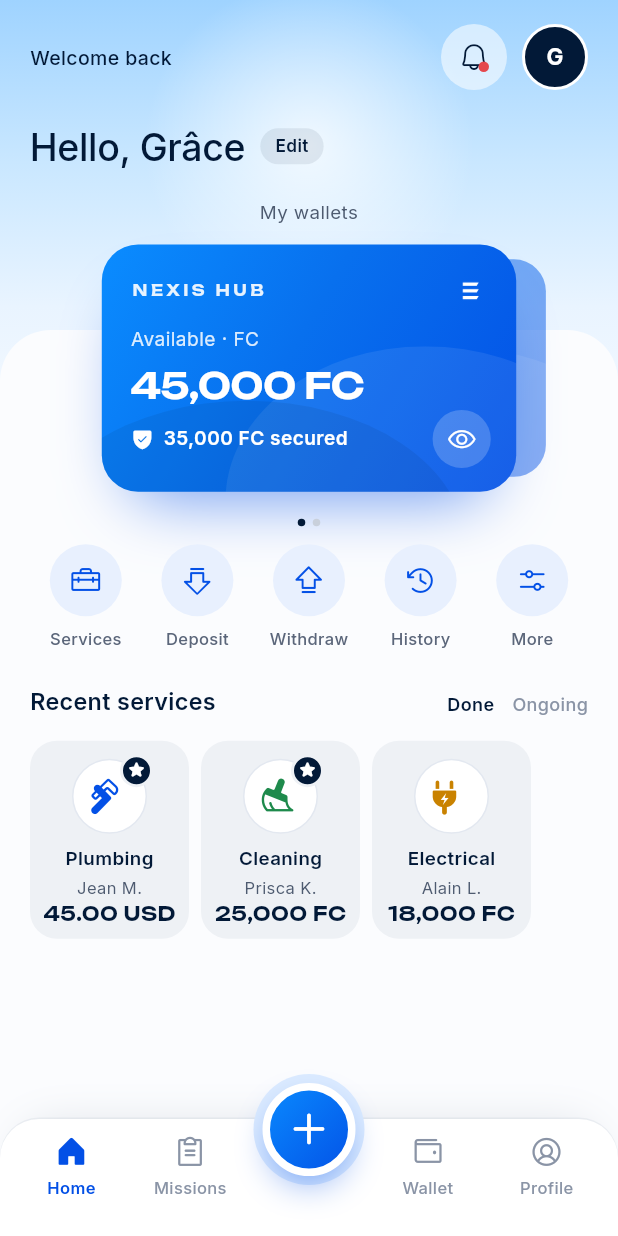
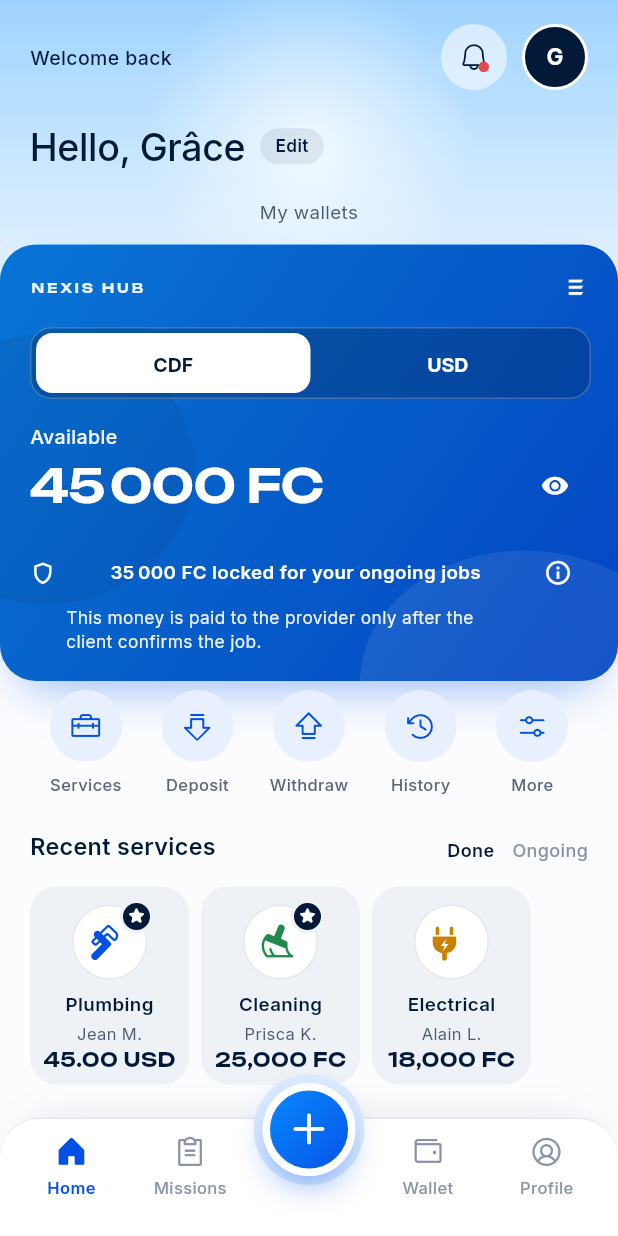
Before and after one commit to lokakaoben20-max/Nexis-Hub, a Flutter app: the Shell screen opened directly, on a phone screen of 412 x 824 dp. Run offline on Flutter 3.47's test engine with Material 3 defaults, Android fonts, the phone set to English and light mode, and no system bars.

Commit message:
Refonte de la carte portefeuille
* Refonte de la carte portefeuille

* Afficher l’explication des montants bloqués

```diff
--- a/app_mobile/lib/l10n/app_en.arb
+++ b/app_mobile/lib/l10n/app_en.arb
@@ -19,6 +19,16 @@
   "securedAmount": "{amount} secured",
   "hideAmounts": "Hide amounts",
   "showAmounts": "Show amounts",
+  "walletLocked": "{amount} locked for your ongoing jobs",
+  "@walletLocked": {
+    "placeholders": {
+      "amount": {
+        "type": "String"
+      }
+    }
+  },
+  "walletExplanation": "This money is paid to the provider only after the client confirms the job.",
+  "walletInfoLabel": "Why is this amount locked?",
   "actionServices": "Services",
   "actionDeposit": "Deposit",
   "actionWithdraw": "Withdraw",
--- a/app_mobile/lib/l10n/app_localizations.dart
+++ b/app_mobile/lib/l10n/app_localizations.dart
@@ -201,6 +201,15 @@ abstract class AppLocalizations {
   /// In fr, this message translates to:
   /// **'{amount} sécurisés'**
   String securedAmount(String amount);
+
+  /// Amount held until a client's confirmation.
+  String walletLocked(String amount);
+
+  /// Explains when the held funds are paid out.
+  String get walletExplanation;
+
+  /// Accessible label for the held-funds explanation.
+  String get walletInfoLabel;
 
   /// No description provided for @hideAmounts.
   ///
--- a/app_mobile/lib/l10n/app_localizations_en.dart
+++ b/app_mobile/lib/l10n/app_localizations_en.dart
@@ -65,6 +65,18 @@ class AppLocalizationsEn extends AppLocalizations {
   String securedAmount(String amount) {
     return '$amount secured';
   }
+
+  @override
+  String walletLocked(String amount) {
+    return '$amount locked for your ongoing jobs';
+  }
+
+  @override
+  String get walletExplanation =>
+      'This money is paid to the provider only after the client confirms the job.';
+
+  @override
+  String get walletInfoLabel => 'Why is this amount locked?';
 
   @override
   String get hideAmounts => 'Hide amounts';
--- a/app_mobile/lib/ui/wallet_card.dart
+++ b/app_mobile/lib/ui/wallet_card.dart
@@ -1,6 +1,4 @@
 import 'package:flutter/material.dart';
-
-import 'icons.dart';
 
 import '../data/models.dart';
 import '../data/money.dart';
@@ -8,18 +6,12 @@ import '../l10n/app_localizations.dart';
 import 'common.dart';
 import 'theme.dart';
 
-/// Carte portefeuille A (maquette app-accueil-reference) : la carte FC
-/// devant, la carte USD qui dépasse derrière. Toucher la carte de derrière,
-/// un point ou glisser change de portefeuille ; l'œil masque les montants.
-///
-/// Les mesures sont celles de la maquette (carte 228 × 136 sur un écran
-/// de 340), mises à l'échelle de l'écran réel.
+/// Carte de solde unique. Le dernier choix de devise reste partagé entre
+/// les écrans pendant toute la session de l'application.
 class WalletCard extends StatefulWidget {
   const WalletCard({super.key, required this.wallet, this.alignStart = false});
 
   final Wallet wallet;
-
-  /// Carte calée à gauche (écran Portefeuille) au lieu de centrée (Accueil).
   final bool alignStart;
 
   @override
@@ -27,129 +19,40 @@ class WalletCard extends StatefulWidget {
 }
 
 class _WalletCardState extends State<WalletCard> {
-  static const _currencies = [Currency.cdf, Currency.usd];
-  int _front = 0;
+  static Currency _rememberedCurrency = Currency.cdf;
+  late Currency _currency = _rememberedCurrency;
   bool _hidden = false;
 
-  void _show(int index) {
-    if (index != _front) setState(() => _front = index);
+  void _show(Currency currency) {
+    if (_currency == currency) return;
+    setState(() {
+      _currency = currency;
+      _rememberedCurrency = currency;
+    });
   }
 
   @override
   Widget build(BuildContext context) {
     final reduce = MediaQuery.disableAnimationsOf(context);
-    final duration = Duration(milliseconds: reduce ? 0 : 350);
-    final scale = (MediaQuery.sizeOf(context).width / 340)
-        .clamp(.9, 1.35)
-        .toDouble();
-    return Column(
-      crossAxisAlignment: widget.alignStart
-          ? CrossAxisAlignment.start
-          : CrossAxisAlignment.center,
-      children: [
-        GestureDetector(
-          onHorizontalDragEnd: (details) {
-            final v = details.primaryVelocity ?? 0;
-            if (v < -100) _show(1);
-            if (v > 100) _show(0);
-          },
-          child: SizedBox(
-            width: 228 * scale + 30 * scale,
-            height: 136 * scale,
-            child: FittedBox(
-              alignment: Alignment.centerLeft,
-              child: SizedBox(
-                width: 258,
-                height: 136,
-                child: Stack(
-                  clipBehavior: Clip.none,
-                  children: [
-                    for (final index in [
-                      for (var i = 0; i < _currencies.length; i++)
-                        if (i != _front) i,
-                      _front,
-                    ])
-                      AnimatedPositioned(
-                        key: ValueKey(index),
-                        duration: duration,
-                        curve: Curves.ease,
-                        left: widget.alignStart ? 0 : 15,
-                        top: 0,
-                        width: 228,
-                        height: 136,
-                        child: AnimatedSlide(
-                          duration: duration,
-                          curve: Curves.ease,
-                          offset: Offset(index == _front ? 0 : 30 / 228, 0),
-                          child: AnimatedScale(
-                            duration: duration,
-                            curve: Curves.ease,
-                            scale: index == _front ? 1 : .88,
-                            child: AnimatedOpacity(
-                              duration: duration,
-                              opacity: index == _front ? 1 : .5,
-                              child: GestureDetector(
-                                onTap: () => _show(index),
-                                child: _card(
-                                  context,
-                                  _currencies[index],
-                                  front: index == _front,
-                                ),
-                              ),
-                            ),
-                          ),
-                        ),
-                      ),
-                  ],
-                ),
-              ),
-            ),
-          ),
-        ),
-        const SizedBox(height: 12),
-        Row(
-          mainAxisAlignment: MainAxisAlignment.center,
-          children: [
-            for (var i = 0; i < _currencies.length; i++)
-              GestureDetector(
-                onTap: () => _show(i),
-                behavior: HitTestBehavior.opaque,
-                child: Padding(
-                  padding: const EdgeInsets.symmetric(
-                    horizontal: 2.5,
-                    vertical: 6,
-                  ),
-                  child: AnimatedContainer(
-                    duration: duration,
-                    width: 5,
-                    height: 5,
-                    decoration: BoxDecoration(
-                      shape: BoxShape.circle,
-                      color: i == _front
-                          ? context.palette.ink
-                          : const Color(0xFFC9D0DB),
-                    ),
-                  ),
-                ),
-              ),
-          ],
-        ),
-      ],
-    );
-  }
-
-  Widget _card(BuildContext context, Currency currency, {required bool front}) {
+    final duration = Duration(milliseconds: reduce ? 0 : 260);
     final l = AppLocalizations.of(context);
     final lang = langOf(context);
-    final amount = widget.wallet.available[currency] ?? Money(0, currency);
-    final secured = widget.wallet.secured[currency];
-    final label = currency == Currency.cdf ? 'FC' : 'USD';
-    String shown(Money money) =>
-        _hidden ? '•••••• $label' : formatMoney(money, lang);
-    final white = Colors.white;
-    return DecoratedBox(
+    final amount = widget.wallet.available[_currency] ?? Money(0, _currency);
+    final secured = widget.wallet.secured[_currency] ?? Money(0, _currency);
+    final label = _currency == Currency.cdf ? 'FC' : 'USD';
+    final shownAmount = _hidden ? '•••••• $label' : _formatWalletMoney(amount, lang);
+    final shownSecured =
+        _hidden ? '•••••• $label' : _formatWalletMoney(secured, lang);
+
+    return Align(
+      alignment: widget.alignStart ? Alignment.centerLeft : Alignment.center,
+      child: ConstrainedBox(
+        constraints: const BoxConstraints(maxWidth: 440),
+        child: SizedBox(
+          width: double.infinity,
+          child: DecoratedBox(
             decoration: BoxDecoration(
-        borderRadius: BorderRadius.circular(20),
+              borderRadius: BorderRadius.circular(24),
               gradient: const LinearGradient(
                 begin: Alignment.topLeft,
                 end: Alignment.bottomRight,
@@ -160,39 +63,40 @@ class _WalletCardState extends State<WalletCard> {
                   NexisColors.gradientEnd,
                 ],
               ),
-        boxShadow: front
-            ? const [
+              boxShadow: const [
                 BoxShadow(
-                  color: Color(0x8C0350E6),
-                  offset: Offset(0, 18),
-                  blurRadius: 30,
-                  spreadRadius: -14,
+                  color: Color(0x660350E6),
+                  offset: Offset(0, 16),
+                  blurRadius: 28,
+                  spreadRadius: -12,
                 ),
-              ]
-            : null,
+              ],
             ),
             child: ClipRRect(
-        borderRadius: BorderRadius.circular(20),
+              borderRadius: BorderRadius.circular(24),
               child: Stack(
                 children: [
-            // Les deux grands ovales discrets de la maquette.
+                  Positioned.fill(
+                    child: ColoredBox(
+                      color: NexisColors.navy.withValues(alpha: .2),
+                    ),
+                  ),
                   Positioned(
-              right: -60,
-              bottom: -90,
+                    right: -48,
+                    bottom: -88,
                     width: 220,
-              height: 170,
+                    height: 175,
                     child: _oval(Colors.white.withValues(alpha: .08)),
                   ),
                   Positioned(
-              left: -40,
-              bottom: -110,
-              width: 240,
-              height: 160,
+                    left: -70,
+                    top: 60,
+                    width: 200,
+                    height: 180,
                     child: _oval(NexisColors.navy.withValues(alpha: .08)),
                   ),
-            if (front) ...[
                   Padding(
-                padding: const EdgeInsets.fromLTRB(16, 16, 16, 14),
+                    padding: const EdgeInsets.fromLTRB(20, 18, 18, 18),
                     child: Column(
                       crossAxisAlignment: CrossAxisAlignment.start,
                       children: [
@@ -201,80 +105,141 @@ class _WalletCardState extends State<WalletCard> {
                             Text(
                               'NEXIS HUB',
                               style: title(
-                            8.5,
-                            color: white.withValues(alpha: .9),
-                          ).copyWith(letterSpacing: 1.9),
+                                9,
+                                color: Colors.white.withValues(alpha: .92),
+                              ).copyWith(letterSpacing: 1.8),
                             ),
                             const Spacer(),
                             Image.asset(
                               'assets/images/monogramme-blanc.png',
-                          width: 18,
-                          height: 19,
+                              width: 20,
+                              height: 21,
                               excludeFromSemantics: true,
                             ),
                           ],
                         ),
-                    const SizedBox(height: 10),
+                        const SizedBox(height: 16),
+                        _currencySelector(l, duration),
+                        const SizedBox(height: 16),
                         Text(
-                      '${l.available} · $label',
-                      style: body(10.5, color: white.withValues(alpha: .85)),
+                          l.available,
+                          style: body(
+                            13,
+                            weight: FontWeight.w500,
+                            color: Colors.white.withValues(alpha: .94),
                           ),
-                    const SizedBox(height: 5),
-                    FittedBox(
+                        ),
+                        Row(
+                          children: [
+                            Expanded(
+                              child: AnimatedSwitcher(
+                                duration: duration,
+                                switchInCurve: Curves.easeOut,
+                                switchOutCurve: Curves.easeIn,
+                                transitionBuilder: (child, animation) =>
+                                    FadeTransition(
+                                  opacity: animation,
+                                  child: SlideTransition(
+                                    position: Tween<Offset>(
+                                      begin: const Offset(0, .08),
+                                      end: Offset.zero,
+                                    ).animate(animation),
+                                    child: child,
+                                  ),
+                                ),
+                                child: SizedBox(
+                                  key: ValueKey(_currency),
+                                  width: double.infinity,
+                                  child: FittedBox(
                                     fit: BoxFit.scaleDown,
                                     alignment: Alignment.centerLeft,
                                     child: Text(
-                        shown(amount),
-                        style: title(
-                          20,
-                          color: white,
-                        ).copyWith(letterSpacing: -.4),
+                                      shownAmount,
+                                      maxLines: 1,
+                                      style: title(31, color: Colors.white)
+                                          .copyWith(letterSpacing: -.5),
+                                    ),
+                                  ),
+                                ),
+                              ),
+                            ),
+                            Semantics(
+                              button: true,
+                              label: _hidden ? l.showAmounts : l.hideAmounts,
+                              child: IconButton(
+                                tooltip:
+                                    _hidden ? l.showAmounts : l.hideAmounts,
+                                onPressed: () =>
+                                    setState(() => _hidden = !_hidden),
+                                constraints: const BoxConstraints.tightFor(
+                                  width: 44,
+                                  height: 44,
+                                ),
+                                padding: EdgeInsets.zero,
+                                visualDensity: VisualDensity.standard,
+                                icon: Icon(
+                                  _hidden
+                                      ? Icons.visibility_off
+                                      : Icons.visibility,
+                                  size: 19,
+                                  color: Colors.white,
+                                ),
                               ),
                             ),
                           ],
                         ),
+                        const SizedBox(height: 12),
+                        Row(
+                          crossAxisAlignment: CrossAxisAlignment.center,
+                          children: [
+                            Icon(
+                              Icons.shield_outlined,
+                              size: 17,
+                              color: Colors.white,
                             ),
-              Positioned(
-                left: 16,
-                right: 14,
-                bottom: 13,
-                child: Row(
-                  children: [
-                    if (secured != null && !secured.isZero) ...[
-                      Icon(PhFill.shieldCheck, color: white, size: 13),
-                      const SizedBox(width: 5),
+                            const SizedBox(width: 7),
                             Expanded(
+                              child: AnimatedSwitcher(
+                                duration: duration,
                                 child: Text(
-                          l.securedAmount(shown(secured)),
-                          maxLines: 1,
+                                  l.walletLocked(shownSecured),
+                                  key: ValueKey('locked-$_currency-$_hidden'),
+                                  maxLines: 2,
                                   overflow: TextOverflow.ellipsis,
                                   style: body(
-                            10.5,
+                                    12.5,
                                     weight: FontWeight.w600,
-                            color: white,
+                                    color: Colors.white,
                                   ),
                                 ),
                               ),
-                    ] else
-                      const Spacer(),
-                    Semantics(
+                            ),
+                            Tooltip(
+                              message: l.walletExplanation,
+                              triggerMode: TooltipTriggerMode.tap,
+                              child: Semantics(
                                 button: true,
-                      label: _hidden ? l.showAmounts : l.hideAmounts,
-                      excludeSemantics: true,
-                      child: GestureDetector(
-                        onTap: () => setState(() => _hidden = !_hidden),
-                        child: Container(
-                          width: 32,
-                          height: 32,
-                          decoration: BoxDecoration(
-                            shape: BoxShape.circle,
-                            color: white.withValues(alpha: .2),
+                                label: l.walletInfoLabel,
+                                child: SizedBox(
+                                  width: 44,
+                                  height: 44,
+                                  child: Icon(
+                                    Icons.info_outline,
+                                    size: 19,
+                                    color: Colors.white,
                                   ),
-                          child: Icon(
-                            _hidden ? PhRegular.eyeSlash : PhRegular.eye,
-                            color: white,
-                            size: 16,
                                 ),
+                              ),
+                            ),
+                          ],
+                        ),
+                        Padding(
+                          padding: const EdgeInsets.only(left: 24, right: 44),
+                          child: Text(
+                            l.walletExplanation,
+                            style: body(
+                              11.5,
+                              color: Colors.white.withValues(alpha: .92),
                             ),
                           ),
                         ),
@@ -282,11 +247,74 @@ class _WalletCardState extends State<WalletCard> {
                     ),
                   ),
                 ],
-          ],
+              ),
+            ),
+          ),
         ),
       ),
     );
   }
 
+  Widget _currencySelector(AppLocalizations l, Duration duration) {
+    return Container(
+      height: 48,
+      padding: const EdgeInsets.all(3),
+      decoration: BoxDecoration(
+        color: NexisColors.navy.withValues(alpha: .26),
+        borderRadius: BorderRadius.circular(14),
+        border: Border.all(color: Colors.white.withValues(alpha: .22)),
+      ),
+      child: Row(
+        children: [
+          _currencyButton(Currency.cdf, duration),
+          _currencyButton(Currency.usd, duration),
+        ],
+      ),
+    );
+  }
+
+  Widget _currencyButton(Currency currency, Duration duration) {
+    final selected = currency == _currency;
+    final label = currency == Currency.cdf ? 'CDF' : 'USD';
+    return Expanded(
+      child: Semantics(
+        button: true,
+        selected: selected,
+        label: label,
+        child: Material(
+          color: selected ? Colors.white : Colors.transparent,
+          borderRadius: BorderRadius.circular(11),
+          child: InkWell(
+            onTap: () => _show(currency),
+            borderRadius: BorderRadius.circular(11),
+            child: SizedBox(
+              height: 42,
+              child: Center(
+                child: AnimatedDefaultTextStyle(
+                  duration: duration,
+                  style: body(
+                    13,
+                    weight: FontWeight.w700,
+                    color: selected ? NexisColors.navy : Colors.white,
+                  ),
+                  child: Text(label),
+                ),
+              ),
+            ),
+          ),
+        ),
+      ),
+    );
+  }
+
+  String _formatWalletMoney(Money money, String languageCode) {
+    final formatted = formatMoney(money, languageCode);
+    if (languageCode != 'en') return formatted;
+    return formatted.replaceAllMapped(
+      RegExp(r'(?<=\d),(?=\d{3}(?:[.,]| |$))'),
+      (_) => ' ',
+    );
+  }
+
   Widget _oval(Color color) => ClipOval(child: ColoredBox(color: color));
 }
```
Also changed, not shown: app_mobile/lib/l10n/app_fr.arb (+10 -0 lines), app_mobile/lib/l10n/app_ln.arb (+10 -0 lines), app_mobile/lib/l10n/app_localizations_fr.dart (+12 -0 lines), app_mobile/lib/l10n/app_localizations_ln.dart (+12 -0 lines), 3 other files. Lines whose indentation alone changed are shown as unchanged.
